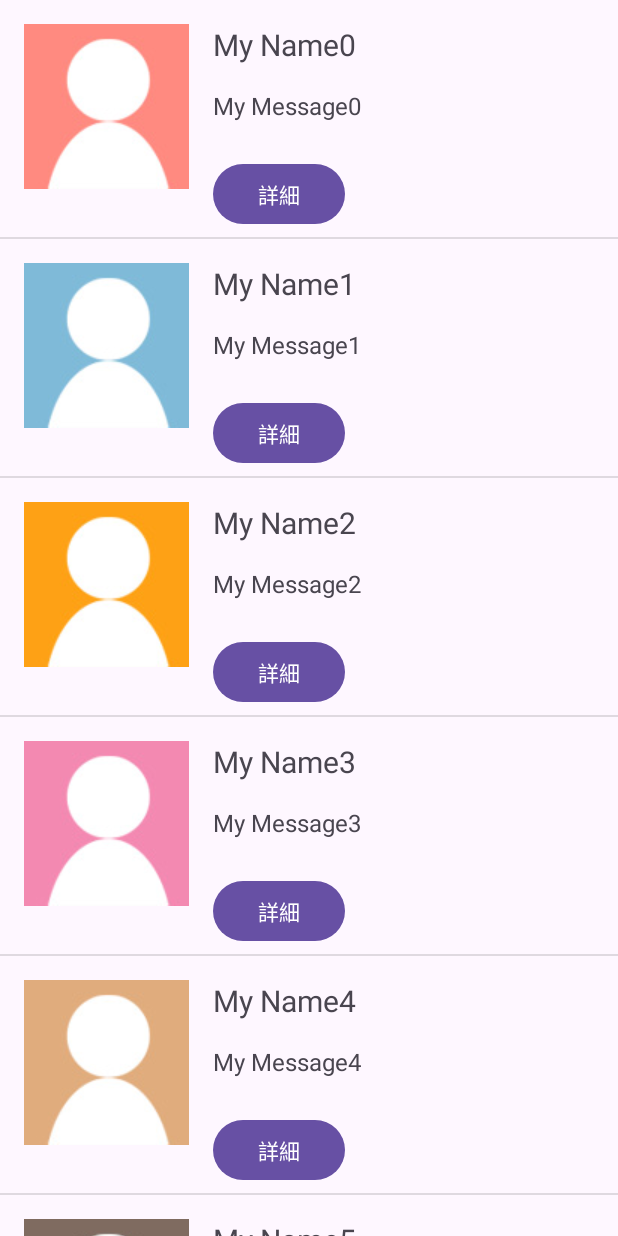
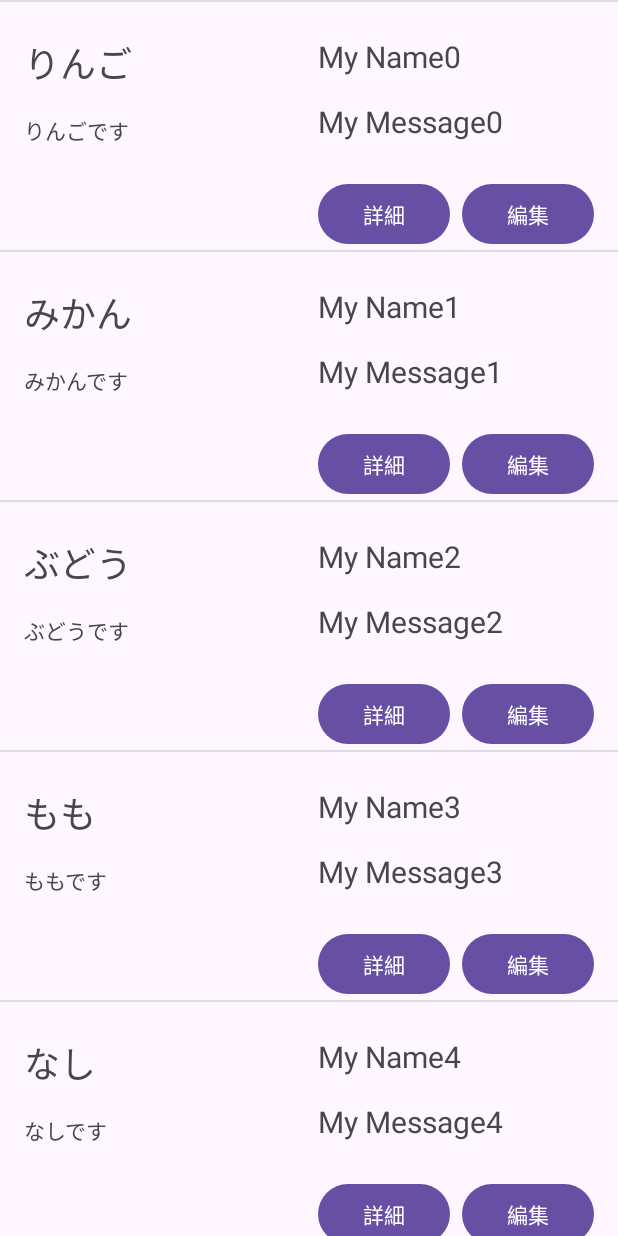
Before and after one commit to Kiritanpomelette/InventoryAndroidApp, an Android app: the screen it shows after launch (MainActivity), on a phone screen of 412 x 824 dp. Run offline under Robolectric (Android 15) with nearby library versions, the phone set to English and light mode, and no system bars.

Commit message:
Top画面完成

```diff
--- a/app/src/main/AndroidManifest.xml
+++ b/app/src/main/AndroidManifest.xml
@@ -22,6 +22,7 @@
             </intent-filter>
         </activity>
         <activity android:name=".Details_Activity"/>
+        <activity android:name=".EditActivity"/>
     </application>
 
 </manifest>
--- /dev/null
+++ b/app/src/main/java/xyz/miyayu/inventorymanager/EditActivity.kt
@@ -0,0 +1,12 @@
+package xyz.miyayu.inventorymanager
+
+import android.os.Bundle
+import androidx.appcompat.app.AppCompatActivity
+
+class EditActivity: AppCompatActivity() {
+    override fun onCreate(savedInstanceState: Bundle?){
+        super.onCreate(savedInstanceState)
+        setContentView(R.layout.edit_layout)
+    }
+
+}
--- a/app/src/main/java/xyz/miyayu/inventorymanager/RecyclerAdapter.kt
+++ b/app/src/main/java/xyz/miyayu/inventorymanager/RecyclerAdapter.kt
@@ -9,9 +9,11 @@ import androidx.recyclerview.widget.RecyclerView
 
 class RecyclerAdapter(private val customList:Array<String>): RecyclerView.Adapter<ViewHolderItem>(){
     //5)　表示するデータを用意
+    private val BrandnameList = listOf("りんご","みかん","ぶどう","もも","なし","いちご")
     val nameList = listOf("My Name0","My Name1","My Name2","My Name3","My Name4","My Name5")
     private val messageList = listOf("My Message0","My Message1","My Message2","My Message3","My Message4","My Message5")
-    private val imageList = listOf(R.drawable.img0,R.drawable.img1,R.drawable.img2,R.drawable.img3,R.drawable.img4,R.drawable.img5)
+    private val descriptionList = listOf("りんごです","みかんです","ぶどうです","ももです","なしです","いちごです")
+    //private val imageList = listOf(R.drawable.img0,R.drawable.img1,R.drawable.img2,R.drawable.img3,R.drawable.img4,R.drawable.img5)
     private val btnDetails = Details_Activity()
     //4) ここで1行分のレイアウト(view)を作る
     // (「2」と「3」を紐付ける作業)
@@ -25,10 +27,16 @@ class RecyclerAdapter(private val customList:Array<String>): RecyclerView.Adapte
         override fun onBindViewHolder(holder: ViewHolderItem, position: Int) {
             holder.tvNameHolder.text = nameList[position]
             holder.tvMessageHolder.text = messageList[position]
-            holder.ivHolder.setImageResource(imageList[position])
+            //holder.ivHolder.setImageResource(imageList[position])
+            holder.tvDescriptionHolder.text = descriptionList[position]
+            holder.tvBrandNameHolder.text = BrandnameList[position]
             holder.btnDetails.setOnClickListener {
                 val intent = Intent(holder.btnDetails.context, Details_Activity::class.java)
                 ContextCompat.startActivity(holder.btnDetails.context, intent, null)
+            }
+            holder.btnEdit.setOnClickListener {
+                val intent = Intent(holder.btnEdit.context, EditActivity::class.java)
+                ContextCompat.startActivity(holder.btnEdit.context, intent, null)
             }
         }
         //6) データが何件あるかを確認する
--- a/app/src/main/java/xyz/miyayu/inventorymanager/ViewHolderItem.kt
+++ b/app/src/main/java/xyz/miyayu/inventorymanager/ViewHolderItem.kt
@@ -12,10 +12,13 @@ import androidx.recyclerview.widget.RecyclerView
 
 class ViewHolderItem(itemView:View) : RecyclerView.ViewHolder(itemView) {
     //3) View(xml)の方から、指定のidを見つけてくる
-    val ivHolder: ImageView = itemView.findViewById(R.id.iv)
+    //val ivHolder: ImageView = itemView.findViewById(R.id.iv)
     val tvNameHolder: TextView = itemView.findViewById(R.id.tvname)
     val tvMessageHolder: TextView = itemView.findViewById(R.id.tvmessage)
     val btnDetails: Button = itemView.findViewById(R.id.btnDetails)
+    val tvBrandNameHolder: TextView = itemView.findViewById(R.id.tvBrandName)
+    val tvDescriptionHolder: TextView = itemView.findViewById(R.id.tvDescription)
+    val btnEdit: Button = itemView.findViewById(R.id.btnEdit)
 
     //9)クリック処理
     private val recyclerAdapter = RecyclerAdapter(arrayOf())
--- /dev/null
+++ b/app/src/main/res/layout/edit_layout.xml
@@ -0,0 +1,6 @@
+<?xml version="1.0" encoding="utf-8"?>
+<androidx.constraintlayout.widget.ConstraintLayout xmlns:android="http://schemas.android.com/apk/res/android"
+    android:layout_width="match_parent"
+    android:layout_height="match_parent">
+
+</androidx.constraintlayout.widget.ConstraintLayout>
--- a/app/src/main/res/layout/one_layout.xml
+++ b/app/src/main/res/layout/one_layout.xml
@@ -5,54 +5,76 @@
     android:layout_width="match_parent"
     android:layout_height="wrap_content">
 
-    <ImageView
-        android:id="@+id/iv"
-        android:layout_width="wrap_content"
-        android:layout_height="wrap_content"
-        android:layout_marginStart="16dp"
-        android:layout_marginTop="16dp"
-        app:layout_constraintStart_toStartOf="parent"
-        app:layout_constraintTop_toTopOf="parent"
-        app:srcCompat="@drawable/img0" />
 
     <TextView
         android:id="@+id/tvname"
-        android:layout_width="wrap_content"
+        android:layout_width="0dp"
         android:layout_height="wrap_content"
-        android:layout_marginStart="16dp"
-        android:layout_marginTop="16dp"
-        android:text="TextView"
+        android:layout_marginTop="24dp"
+        android:text="@string/message"
         android:textSize="20sp"
-        app:layout_constraintStart_toEndOf="@+id/iv"
+        app:layout_constraintEnd_toEndOf="parent"
+        app:layout_constraintStart_toStartOf="@+id/btnDetails"
         app:layout_constraintTop_toTopOf="parent" />
 
     <TextView
         android:id="@+id/tvmessage"
-        android:layout_width="wrap_content"
+        android:layout_width="0dp"
         android:layout_height="wrap_content"
-        android:layout_marginStart="16dp"
         android:layout_marginTop="16dp"
-        android:text="TextView"
-        android:textSize="16sp"
-        app:layout_constraintStart_toEndOf="@+id/iv"
+        android:text="message"
+        android:textSize="20sp"
+        app:layout_constraintEnd_toEndOf="parent"
+        app:layout_constraintStart_toStartOf="@+id/btnDetails"
         app:layout_constraintTop_toBottomOf="@+id/tvname" />
 
     <View
         android:id="@+id/divider"
         android:layout_width="match_parent"
         android:layout_height="1dp"
-        android:layout_marginTop="32dp"
+        android:layout_marginTop="48dp"
         android:background="?android:attr/listDivider"
         app:layout_constraintTop_toBottomOf="@+id/iv"
-        tools:layout_editor_absoluteX="1dp" />
+        tools:layout_editor_absoluteX="-16dp" />
 
     <Button
         android:id="@+id/btnDetails"
         android:layout_width="wrap_content"
         android:layout_height="wrap_content"
+        android:layout_marginTop="24dp"
+        android:layout_marginEnd="8dp"
+        android:text="@string/詳細"
+        app:layout_constraintEnd_toStartOf="@+id/btnEdit"
+        app:layout_constraintTop_toBottomOf="@+id/tvmessage" />
+
+    <Button
+        android:id="@+id/btnEdit"
+        android:layout_width="wrap_content"
+        android:layout_height="wrap_content"
+        android:layout_marginTop="24dp"
+        android:layout_marginEnd="16dp"
+        android:text="@string/編集"
+        app:layout_constraintEnd_toEndOf="parent"
+        app:layout_constraintTop_toBottomOf="@+id/tvmessage" />
+
+    <TextView
+        android:id="@+id/tvBrandName"
+        android:layout_width="wrap_content"
+        android:layout_height="wrap_content"
         android:layout_marginStart="16dp"
         android:layout_marginTop="24dp"
-        android:text="@string/詳細"
-        app:layout_constraintStart_toEndOf="@+id/iv"
-        app:layout_constraintTop_toBottomOf="@+id/tvmessage" />
+        android:text="TextView"
+        android:textSize="24sp"
+        app:layout_constraintStart_toStartOf="parent"
+        app:layout_constraintTop_toTopOf="parent" />
+
+    <TextView
+        android:id="@+id/tvDescription"
+        android:layout_width="wrap_content"
+        android:layout_height="wrap_content"
+        android:layout_marginStart="16dp"
+        android:layout_marginTop="16dp"
+        android:text="TextView"
+        app:layout_constraintStart_toStartOf="parent"
+        app:layout_constraintTop_toBottomOf="@+id/tvBrandName" />
 </androidx.constraintlayout.widget.ConstraintLayout>
--- a/app/src/main/res/values/strings.xml
+++ b/app/src/main/res/values/strings.xml
@@ -1,4 +1,8 @@
 <resources>
     <string name="app_name">InventoryManager</string>
     <string name="詳細">詳細</string>
+    <string name="編集">編集</string>
+    <string name="本日_5">本日 5</string>
+    <string name="現在_1_5">現在 1.5</string>
+    <string name="message">message</string>
 </resources>
```
